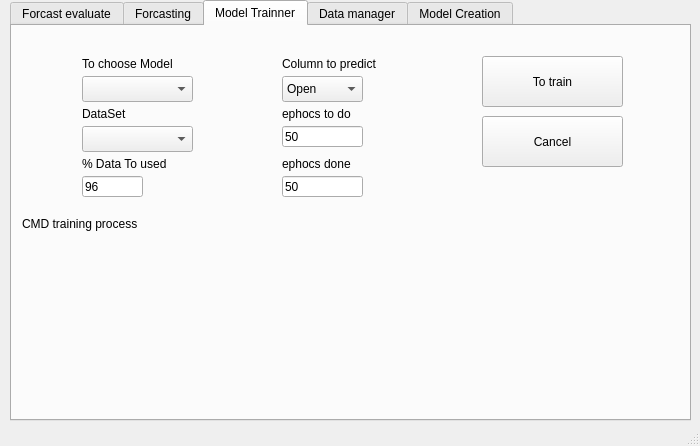
eduardo-trejo-es/LSTM_GUI_DB, file QT_Files/GUI_FFT_LSTM_Stock.ui: the form before one commit.
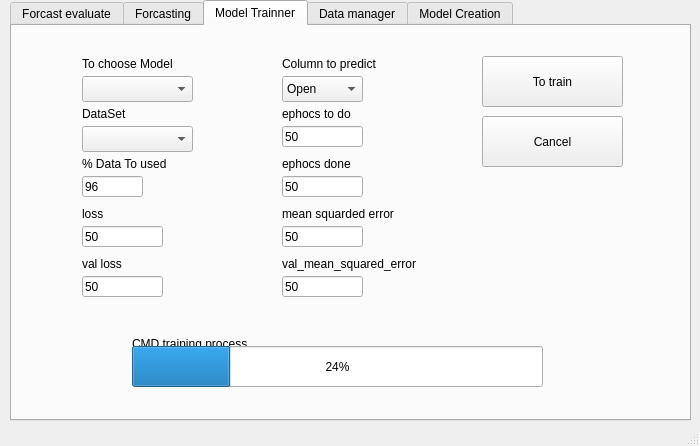
The form after the commit.

What changed in the file:
```diff
--- a/QT_Files/GUI_FFT_LSTM_Stock.ui
+++ b/QT_Files/GUI_FFT_LSTM_Stock.ui
@@ -670,8 +670,8 @@
      <widget class="QLabel" name="MoTr_lbl_CMD_training">
       <property name="geometry">
        <rect>
-        <x>10</x>
-        <y>190</y>
+        <x>120</x>
+        <y>310</y>
         <width>161</width>
         <height>16</height>
        </rect>
@@ -839,6 +839,123 @@
        <string>ephocs done</string>
       </property>
      </widget>
+     <widget class="QLineEdit" name="MoTr_txtLine_ephocs_3">
+      <property name="geometry">
+       <rect>
+        <x>70</x>
+        <y>200</y>
+        <width>81</width>
+        <height>21</height>
+       </rect>
+      </property>
+      <property name="text">
+       <string>50</string>
+      </property>
+     </widget>
+     <widget class="QLineEdit" name="MoTr_txtLine_ephocs_4">
+      <property name="geometry">
+       <rect>
+        <x>270</x>
+        <y>200</y>
+        <width>81</width>
+        <height>21</height>
+       </rect>
+      </property>
+      <property name="text">
+       <string>50</string>
+      </property>
+     </widget>
+     <widget class="QLineEdit" name="MoTr_txtLine_ephocs_5">
+      <property name="geometry">
+       <rect>
+        <x>70</x>
+        <y>250</y>
+        <width>81</width>
+        <height>21</height>
+       </rect>
+      </property>
+      <property name="text">
+       <string>50</string>
+      </property>
+     </widget>
+     <widget class="QLineEdit" name="MoTr_txtLine_ephocs_6">
+      <property name="geometry">
+       <rect>
+        <x>270</x>
+        <y>250</y>
+        <width>81</width>
+        <height>21</height>
+       </rect>
+      </property>
+      <property name="text">
+       <string>50</string>
+      </property>
+     </widget>
+     <widget class="QLabel" name="MoTr_lbl_DataSet_4">
+      <property name="geometry">
+       <rect>
+        <x>70</x>
+        <y>180</y>
+        <width>91</width>
+        <height>16</height>
+       </rect>
+      </property>
+      <property name="text">
+       <string>loss</string>
+      </property>
+     </widget>
+     <widget class="QLabel" name="MoTr_lbl_DataSet_5">
+      <property name="geometry">
+       <rect>
+        <x>270</x>
+        <y>180</y>
+        <width>131</width>
+        <height>16</height>
+       </rect>
+      </property>
+      <property name="text">
+       <string>mean squarded error</string>
+      </property>
+     </widget>
+     <widget class="QLabel" name="MoTr_lbl_DataSet_6">
+      <property name="geometry">
+       <rect>
+        <x>70</x>
+        <y>230</y>
+        <width>91</width>
+        <height>16</height>
+       </rect>
+      </property>
+      <property name="text">
+       <string>val loss</string>
+      </property>
+     </widget>
+     <widget class="QLabel" name="MoTr_lbl_DataSet_7">
+      <property name="geometry">
+       <rect>
+        <x>270</x>
+        <y>230</y>
+        <width>151</width>
+        <height>16</height>
+       </rect>
+      </property>
+      <property name="text">
+       <string>val_mean_squared_error</string>
+      </property>
+     </widget>
+     <widget class="QProgressBar" name="progressBar">
+      <property name="geometry">
+       <rect>
+        <x>120</x>
+        <y>320</y>
+        <width>411</width>
+        <height>41</height>
+       </rect>
+      </property>
+      <property name="value">
+       <number>24</number>
+      </property>
+     </widget>
     </widget>
     <widget class="QWidget" name="Data_Manager_tab">
      <attribute name="title">
```
